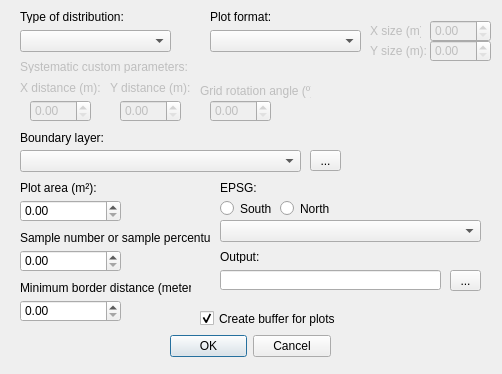
Above: plot_alocation_dialog_base.ui from RichterV/ForestPyTools-QGIS-module before the change. Below: the same form after it.
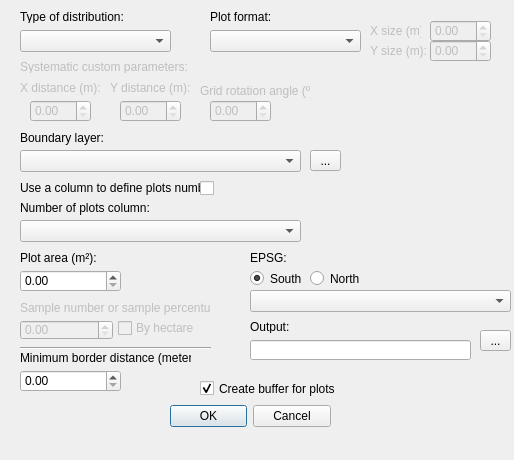
That is the form after the change.

Commit message: adição de by hectare e coluna para alocação de parcelas

Patch:
```diff
--- a/plot_alocation_dialog_base.ui
+++ b/plot_alocation_dialog_base.ui
@@ -6,8 +6,8 @@
    <rect>
     <x>0</x>
     <y>0</y>
-    <width>502</width>
-    <height>374</height>
+    <width>514</width>
+    <height>460</height>
    </rect>
   </property>
   <property name="windowTitle">
@@ -17,7 +17,7 @@
    <property name="geometry">
     <rect>
      <x>170</x>
-     <y>330</y>
+     <y>400</y>
      <width>161</width>
      <height>32</height>
     </rect>
@@ -46,7 +46,7 @@
    <property name="geometry">
     <rect>
      <x>20</x>
-     <y>180</y>
+     <y>250</y>
      <width>81</width>
      <height>16</height>
     </rect>
@@ -56,10 +56,13 @@
    </property>
   </widget>
   <widget class="QLabel" name="label_3">
+   <property name="enabled">
+    <bool>false</bool>
+   </property>
    <property name="geometry">
     <rect>
      <x>20</x>
-     <y>230</y>
+     <y>300</y>
      <width>191</width>
      <height>16</height>
     </rect>
@@ -72,7 +75,7 @@
    <property name="geometry">
     <rect>
      <x>20</x>
-     <y>280</y>
+     <y>350</y>
      <width>171</width>
      <height>16</height>
     </rect>
@@ -117,8 +120,8 @@
   <widget class="QLabel" name="label_6">
    <property name="geometry">
     <rect>
-     <x>220</x>
-     <y>250</y>
+     <x>250</x>
+     <y>320</y>
      <width>222</width>
      <height>13</height>
     </rect>
@@ -130,8 +133,8 @@
   <widget class="QLineEdit" name="output_name">
    <property name="geometry">
     <rect>
-     <x>220</x>
-     <y>270</y>
+     <x>250</x>
+     <y>340</y>
      <width>221</width>
      <height>20</height>
     </rect>
@@ -153,8 +156,8 @@
   <widget class="QToolButton" name="select_save_button">
    <property name="geometry">
     <rect>
-     <x>450</x>
-     <y>270</y>
+     <x>480</x>
+     <y>330</y>
      <width>31</width>
      <height>21</height>
     </rect>
@@ -164,12 +167,15 @@
    </property>
   </widget>
   <widget class="QDoubleSpinBox" name="sample_number">
+   <property name="enabled">
+    <bool>false</bool>
+   </property>
    <property name="geometry">
     <rect>
      <x>20</x>
-     <y>250</y>
-     <width>101</width>
-     <height>22</height>
+     <y>320</y>
+     <width>93</width>
+     <height>20</height>
     </rect>
    </property>
    <property name="autoFillBackground">
@@ -186,7 +192,7 @@
    <property name="geometry">
     <rect>
      <x>20</x>
-     <y>200</y>
+     <y>270</y>
      <width>101</width>
      <height>22</height>
     </rect>
@@ -199,7 +205,7 @@
    <property name="geometry">
     <rect>
      <x>20</x>
-     <y>300</y>
+     <y>370</y>
      <width>101</width>
      <height>22</height>
     </rect>
@@ -211,8 +217,8 @@
   <widget class="QLabel" name="label_7">
    <property name="geometry">
     <rect>
-     <x>220</x>
-     <y>180</y>
+     <x>250</x>
+     <y>250</y>
      <width>91</width>
      <height>16</height>
     </rect>
@@ -224,18 +230,21 @@
   <widget class="QComboBox" name="epsg_selector">
    <property name="geometry">
     <rect>
-     <x>220</x>
-     <y>220</y>
+     <x>250</x>
+     <y>290</y>
      <width>261</width>
      <height>22</height>
     </rect>
    </property>
   </widget>
   <widget class="QRadioButton" name="radio_button_south">
+   <property name="enabled">
+    <bool>true</bool>
+   </property>
    <property name="geometry">
     <rect>
-     <x>220</x>
-     <y>200</y>
+     <x>250</x>
+     <y>270</y>
      <width>82</width>
      <height>17</height>
     </rect>
@@ -244,14 +253,14 @@
     <string>South</string>
    </property>
    <property name="checked">
-    <bool>false</bool>
+    <bool>true</bool>
    </property>
   </widget>
   <widget class="QRadioButton" name="radio_button_north">
    <property name="geometry">
     <rect>
-     <x>280</x>
-     <y>200</y>
+     <x>310</x>
+     <y>270</y>
      <width>82</width>
      <height>17</height>
     </rect>
@@ -287,7 +296,7 @@
    <property name="geometry">
     <rect>
      <x>200</x>
-     <y>310</y>
+     <y>380</y>
      <width>151</width>
      <height>17</height>
     </rect>
@@ -484,6 +493,103 @@
     <double>0.500000000000000</double>
    </property>
   </widget>
+  <widget class="QLabel" name="label_9">
+   <property name="geometry">
+    <rect>
+     <x>20</x>
+     <y>200</y>
+     <width>131</width>
+     <height>16</height>
+    </rect>
+   </property>
+   <property name="text">
+    <string>Number of plots column:</string>
+   </property>
+  </widget>
+  <widget class="QComboBox" name="plots_column">
+   <property name="geometry">
+    <rect>
+     <x>20</x>
+     <y>220</y>
+     <width>281</width>
+     <height>22</height>
+    </rect>
+   </property>
+   <property name="editable">
+    <bool>false</bool>
+   </property>
+  </widget>
+  <widget class="QLabel" name="label_10">
+   <property name="geometry">
+    <rect>
+     <x>20</x>
+     <y>180</y>
+     <width>191</width>
+     <height>16</height>
+    </rect>
+   </property>
+   <property name="text">
+    <string>Use a column to define plots number</string>
+   </property>
+  </widget>
+  <widget class="QCheckBox" name="use_column_n_plots_checkbox">
+   <property name="geometry">
+    <rect>
+     <x>200</x>
+     <y>180</y>
+     <width>21</width>
+     <height>17</height>
+    </rect>
+   </property>
+   <property name="text">
+    <string/>
+   </property>
+  </widget>
+  <widget class="QCheckBox" name="by_hectare_checkbox">
+   <property name="enabled">
+    <bool>false</bool>
+   </property>
+   <property name="geometry">
+    <rect>
+     <x>118</x>
+     <y>320</y>
+     <width>16</width>
+     <height>16</height>
+    </rect>
+   </property>
+   <property name="text">
+    <string/>
+   </property>
+  </widget>
+  <widget class="QLabel" name="label_11">
+   <property name="enabled">
+    <bool>false</bool>
+   </property>
+   <property name="geometry">
+    <rect>
+     <x>136</x>
+     <y>320</y>
+     <width>71</width>
+     <height>16</height>
+    </rect>
+   </property>
+   <property name="text">
+    <string>By hectare</string>
+   </property>
+  </widget>
+  <widget class="Line" name="line">
+   <property name="geometry">
+    <rect>
+     <x>20</x>
+     <y>340</y>
+     <width>191</width>
+     <height>16</height>
+    </rect>
+   </property>
+   <property name="orientation">
+    <enum>Qt::Horizontal</enum>
+   </property>
+  </widget>
   <zorder>systematic_custom_y_label</zorder>
   <zorder>label_2</zorder>
   <zorder>button_box</zorder>
```
Left out of the diff: 7 changed lines with no effect on the pictures. The commit also changes 15 other files.
